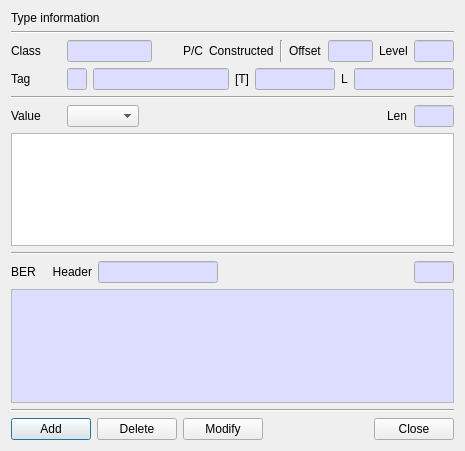
This is BerEditor/edit_value_dlg.ui in jykim74/BerEditor as Qt 5 draws it before an edit. The edited form follows.
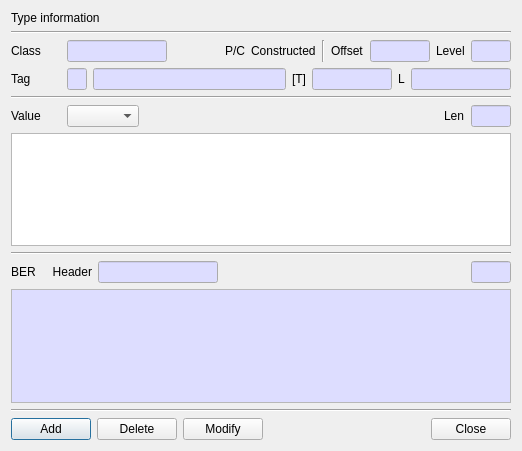
This is the edited form.

```diff
--- a/BerEditor/edit_value_dlg.ui
+++ b/BerEditor/edit_value_dlg.ui
@@ -6,7 +6,7 @@
    <rect>
     <x>0</x>
     <y>0</y>
-    <width>465</width>
+    <width>518</width>
     <height>451</height>
    </rect>
   </property>
@@ -588,7 +588,14 @@
     </layout>
    </item>
    <item>
-    <widget class="QPlainTextEdit" name="mValueText"/>
+    <widget class="QPlainTextEdit" name="mValueText">
+     <property name="minimumSize">
+      <size>
+       <width>500</width>
+       <height>0</height>
+      </size>
+     </property>
+    </widget>
    </item>
    <item>
     <widget class="Line" name="line_5">
```
